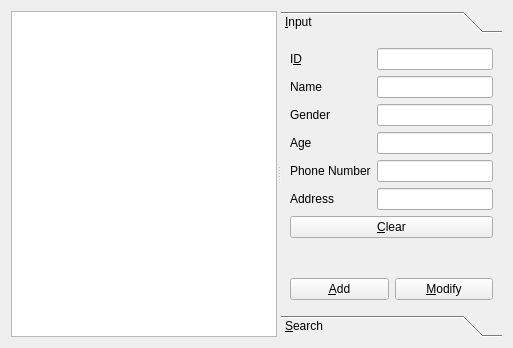
Above: clientmanagerform.ui from Rasen1018/MINI-PROJECT3 before the change. Below: the same form after it.
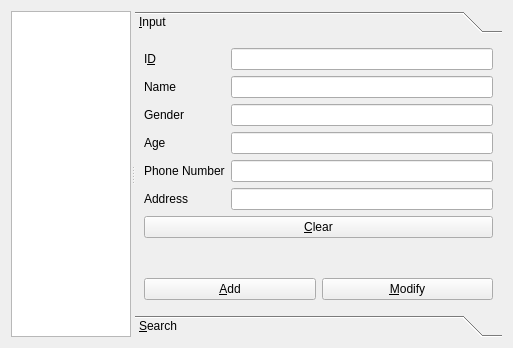
That is the form after the change. Icons and pictures are not drawn.

Patch:
```diff
--- a/clientmanagerform.ui
+++ b/clientmanagerform.ui
@@ -33,7 +33,7 @@
           <bool>false</bool>
          </property>
          <property name="sizeAdjustPolicy">
-          <enum>QAbstractScrollArea::AdjustIgnored</enum>
+          <enum>QAbstractScrollArea::AdjustToContents</enum>
          </property>
          <property name="showDropIndicator" stdset="0">
           <bool>true</bool>
```
